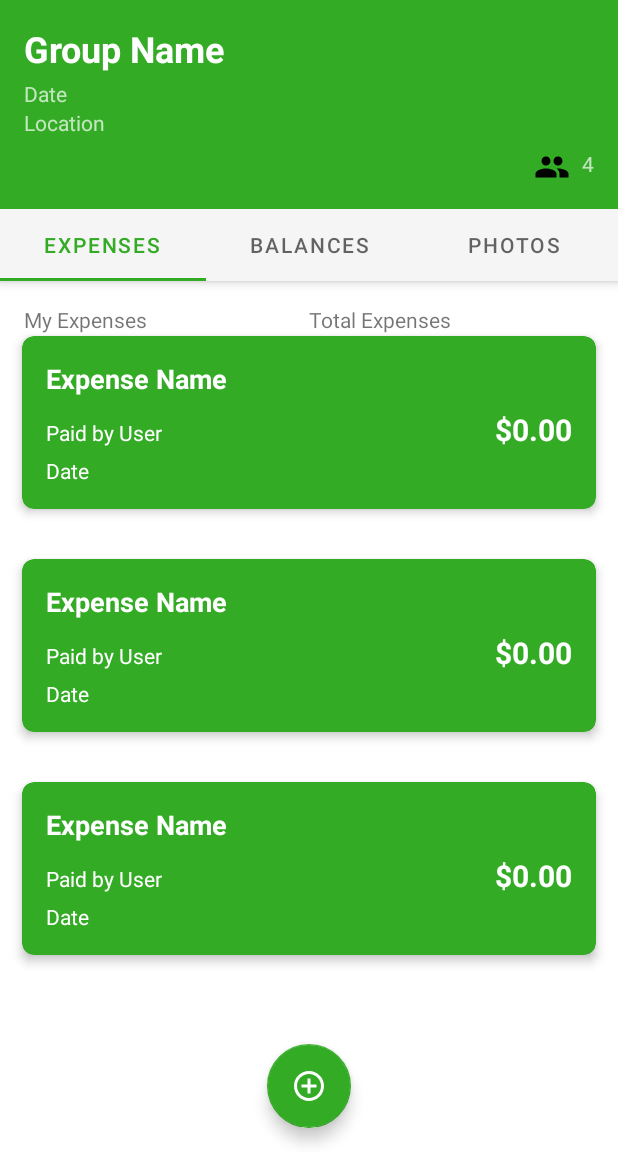
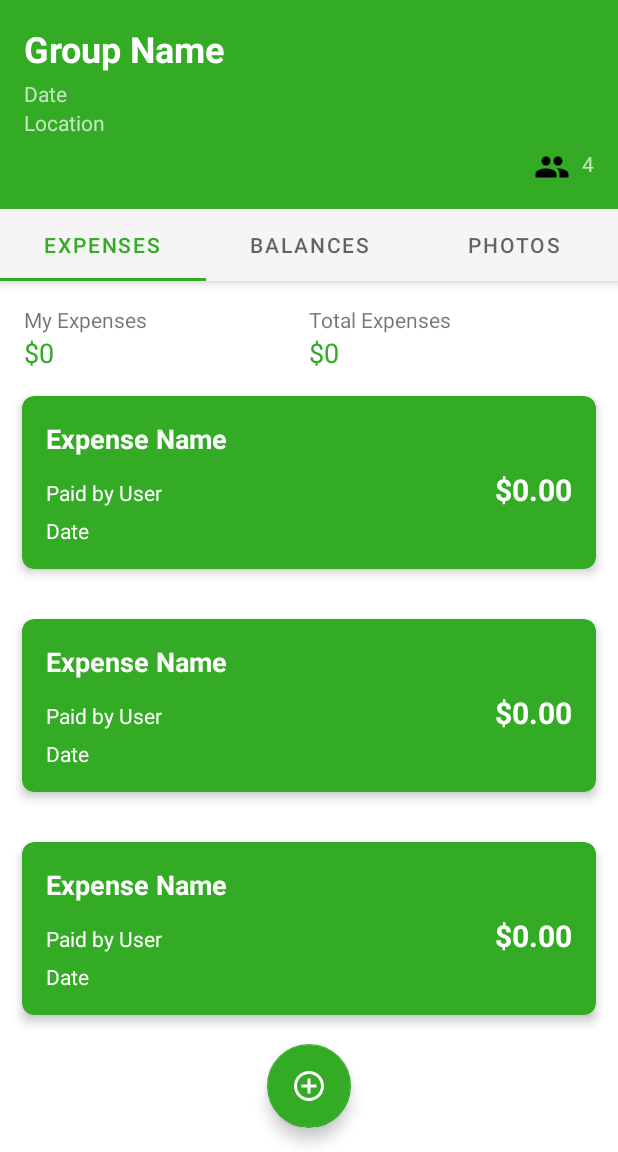
Before and after one commit to mintdunno/Adroid_Dev_ASM_3, an Android app: the layout activity_live_group_details.xml on its own in the app's theme, with its tools: preview values and no code run, on a phone screen of 412 x 824 dp, the part 84-1236 px from its top. Run offline under Robolectric (Android 15) with nearby library versions, the phone set to English and light mode, and no system bars.

Commit message:
fix livegroup detail page

```diff
--- a/app/src/main/res/layout/activity_live_group_details.xml
+++ b/app/src/main/res/layout/activity_live_group_details.xml
@@ -146,7 +146,7 @@
                 android:id="@+id/myExpensesTextView"
                 android:layout_width="wrap_content"
                 android:layout_height="wrap_content"
-                android:text="$150.00"
+                android:text="$0"
                 android:textColor="@color/colorPrimary"
                 android:textSize="18sp" />
         </LinearLayout>
@@ -166,7 +166,7 @@
                 android:id="@+id/totalExpensesTextView"
                 android:layout_width="wrap_content"
                 android:layout_height="wrap_content"
-                android:text="$500.00"
+                android:text="$0"
                 android:textColor="@color/colorPrimary"
                 android:textSize="18sp" />
         </LinearLayout>
@@ -176,7 +176,7 @@
         android:id="@+id/expensesRecyclerView"
         android:layout_width="match_parent"
         android:layout_height="match_parent"
-        android:layout_marginTop="20dp"
+        android:layout_marginTop="60dp"
         app:layout_behavior="@string/appbar_scrolling_view_behavior"
         app:layout_constraintTop_toBottomOf="@id/summaryLayout"
         tools:listitem="@layout/expense_item" />
```
